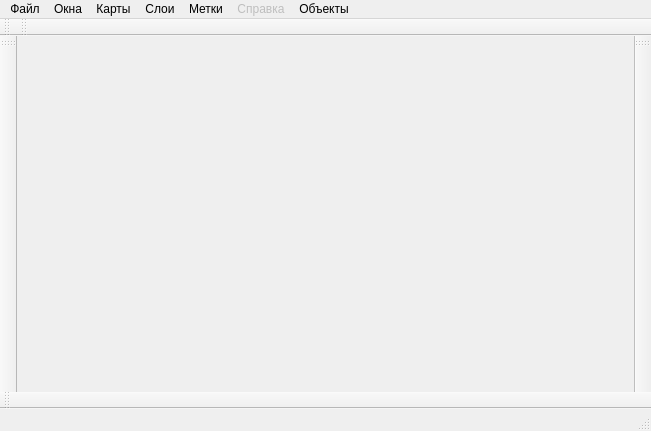
Above: VisualVar/mainwindow.ui from FedorGurin/VisualVar before the change. Below: the same form after it.
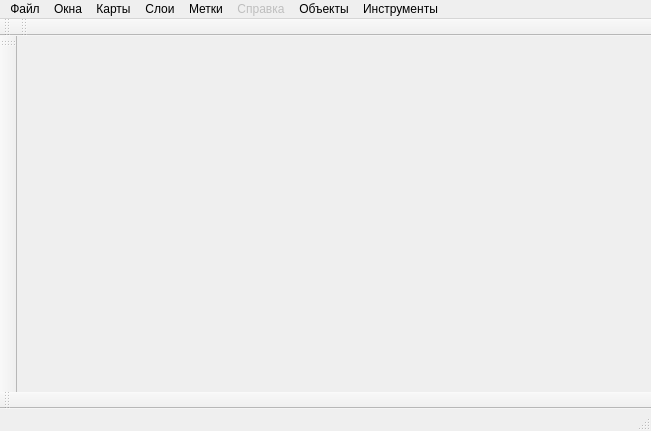
That is the form after the change. Icons and pictures are not drawn.

What changed in the file:
```diff
--- a/VisualVar/mainwindow.ui
+++ b/VisualVar/mainwindow.ui
@@ -176,6 +176,19 @@
     <addaction name="menu_5"/>
     <addaction name="menu_6"/>
    </widget>
+   <widget class="QMenu" name="menu_7">
+    <property name="title">
+     <string>Инструменты</string>
+    </property>
+    <widget class="QMenu" name="menu_SC">
+     <property name="title">
+      <string>Используемая СК</string>
+     </property>
+     <addaction name="actionWGS_84"/>
+     <addaction name="actionPZ_90"/>
+    </widget>
+    <addaction name="menu_SC"/>
+   </widget>
    <addaction name="menu"/>
    <addaction name="menuWindow"/>
    <addaction name="menuMaps"/>
@@ -183,6 +196,7 @@
    <addaction name="menu_2"/>
    <addaction name="menuHelp"/>
    <addaction name="menu_4"/>
+   <addaction name="menu_7"/>
   </widget>
   <widget class="QStatusBar" name="statusBar"/>
   <widget class="QToolBar" name="toolBarOperation">
@@ -235,17 +249,6 @@
     <bool>false</bool>
    </attribute>
   </widget>
-  <widget class="QToolBar" name="toolBarH">
-   <property name="windowTitle">
-    <string>Шкала высоты</string>
-   </property>
-   <attribute name="toolBarArea">
-    <enum>RightToolBarArea</enum>
-   </attribute>
-   <attribute name="toolBarBreak">
-    <bool>false</bool>
-   </attribute>
-  </widget>
   <action name="actionOpenXML">
    <property name="text">
     <string>Открыть</string>
```
Left out of the diff: 58 changed lines with no effect on the pictures.
